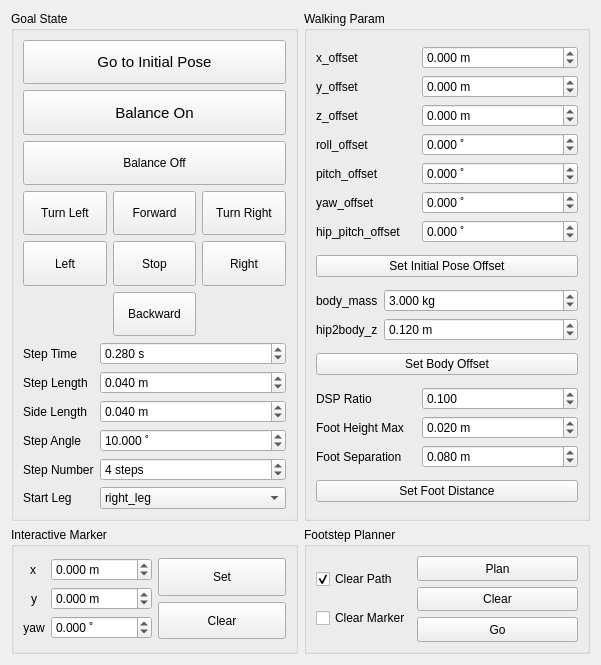
First picture: the form in op3_gui_demo/ui/preview_walking_form.ui, repository nyxrobotics/robotis_op3_tools, before the edit.
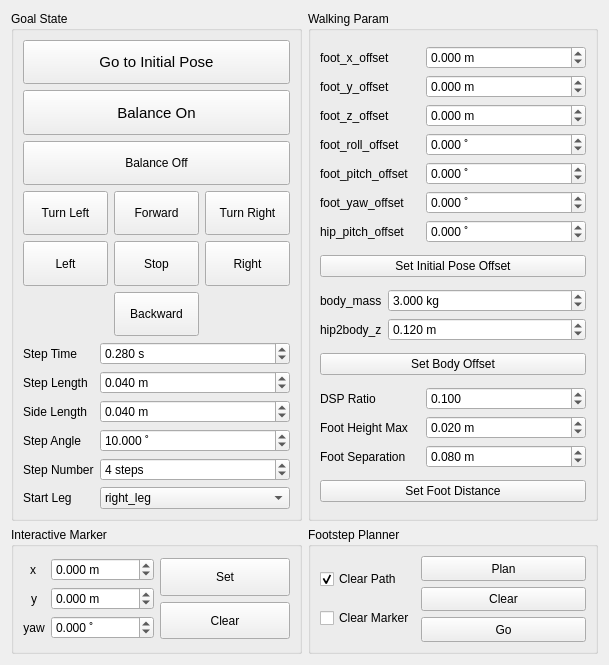
Second picture: the form after the edit.

Commit message: Rename params(WIP)

The edit to the form file:
```diff
--- a/op3_gui_demo/ui/preview_walking_form.ui
+++ b/op3_gui_demo/ui/preview_walking_form.ui
@@ -6,7 +6,7 @@
    <rect>
     <x>0</x>
     <y>0</y>
-    <width>601</width>
+        <width>609</width>
     <height>665</height>
    </rect>
   </property>
@@ -674,7 +674,7 @@
           <item row="5" column="0">
            <widget class="QLabel" name="label_3">
             <property name="text">
-             <string>yaw_offset</string>
+                          <string>foot_yaw_offset</string>
             </property>
            </widget>
           </item>
@@ -706,7 +706,7 @@
           <item row="3" column="0">
            <widget class="QLabel" name="label">
             <property name="text">
-             <string>roll_offset</string>
+                          <string>foot_roll_offset</string>
             </property>
            </widget>
           </item>
@@ -719,7 +719,7 @@
              </size>
             </property>
             <property name="text">
-             <string>z_offset</string>
+                          <string>foot_z_offset</string>
             </property>
            </widget>
           </item>
@@ -748,7 +748,7 @@
              </size>
             </property>
             <property name="text">
-             <string>y_offset</string>
+                          <string>foot_y_offset</string>
             </property>
            </widget>
           </item>
@@ -796,7 +796,7 @@
           <item row="4" column="0">
            <widget class="QLabel" name="label_2">
             <property name="text">
-             <string>pitch_offset</string>
+                          <string>foot_pitch_offset</string>
             </property>
            </widget>
           </item>
@@ -859,7 +859,7 @@
              </size>
             </property>
             <property name="text">
-             <string>x_offset</string>
+                          <string>foot_x_offset</string>
             </property>
            </widget>
           </item>
```
Left out of the diff: 14 changed lines with no effect on the pictures. Lines whose indentation alone changed are shown as unchanged. The commit also changes 1 other file.
